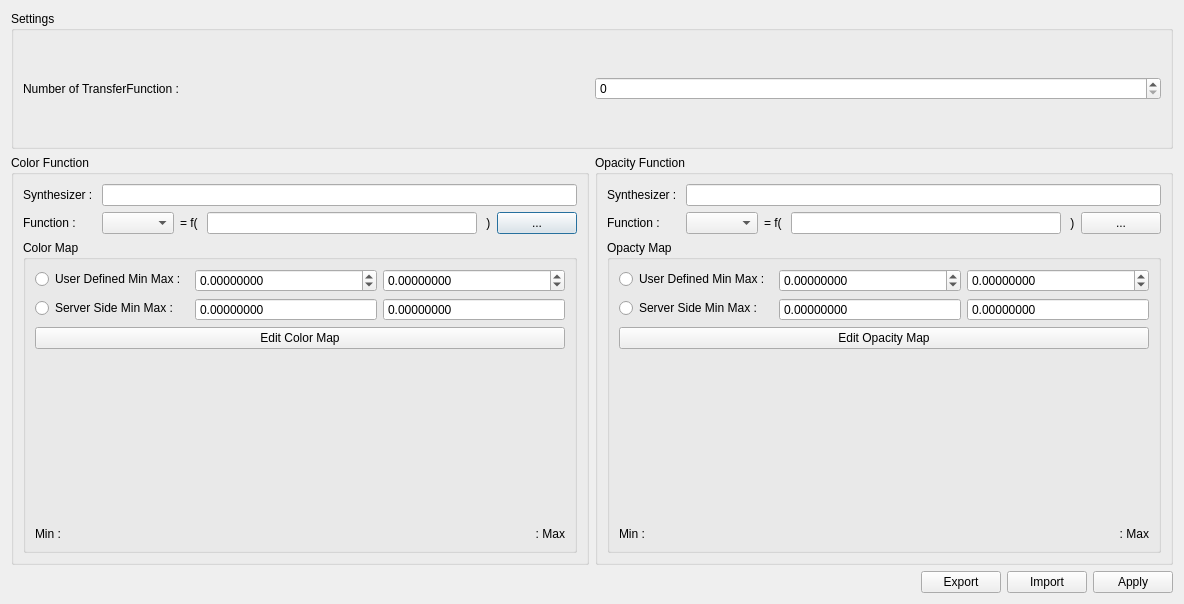
The window that Client/Widgets/TransferFunctionEditor.ui (CCSEPBVR/CS-IS-PBVR) describes before a commit, drawn with Qt 5.
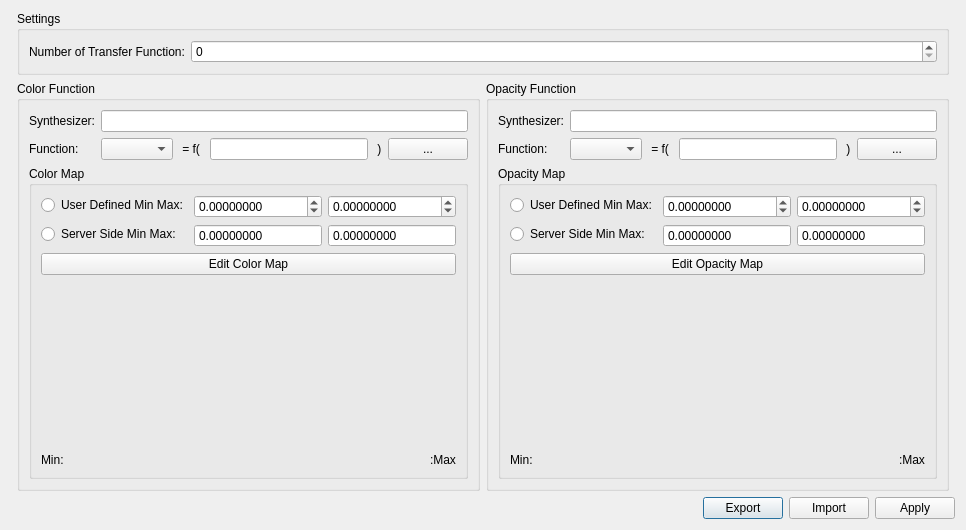
The same window after the commit. Custom widgets are drawn as their Qt base class.

Commit message: - feature: TransferFunctionEditorのリファクタリング  - Client/App/MainWindow.*   - TransferFunctionWIPからTransferFunctionへ変更   - 新たにtransferFunctionUpdateシグナルとonTransferFuctionUpdateスロットを接続   - スロット名をonHogeに統一

Patch:
```diff
--- a/Client/Widgets/TransferFunctionEditor.ui
+++ b/Client/Widgets/TransferFunctionEditor.ui
@@ -6,517 +6,16 @@
    <rect>
     <x>0</x>
     <y>0</y>
-    <width>1184</width>
-    <height>604</height>
+    <width>772</width>
+    <height>474</height>
    </rect>
   </property>
   <property name="windowTitle">
    <string>Transfer Function Editor</string>
   </property>
-  <layout class="QGridLayout" name="gridLayout_5">
-   <item row="1" column="0">
-    <widget class="QGroupBox" name="colorFunctionGroupBox">
-     <property name="title">
-      <string>Color Function</string>
-     </property>
-     <layout class="QGridLayout" name="gridLayout_3">
-      <item row="0" column="0">
-       <layout class="QFormLayout" name="formLayout_2">
-        <property name="fieldGrowthPolicy">
-         <enum>QFormLayout::AllNonFixedFieldsGrow</enum>
-        </property>
-        <property name="labelAlignment">
-         <set>Qt::AlignLeading|Qt::AlignLeft|Qt::AlignVCenter</set>
-        </property>
-        <item row="0" column="0">
-         <widget class="QLabel" name="colorSynthesizerLabel">
-          <property name="text">
-           <string>Synthesizer : </string>
-          </property>
-         </widget>
-        </item>
-        <item row="0" column="1">
-         <widget class="QLineEdit" name="colorSynthesizerLineEdit"/>
-        </item>
-        <item row="1" column="0">
-         <widget class="QLabel" name="colorFunctionLabel">
-          <property name="text">
-           <string>Function : </string>
-          </property>
-         </widget>
-        </item>
-        <item row="1" column="1">
-         <layout class="QHBoxLayout" name="horizontalLayout_4">
-          <item>
-           <widget class="QComboBox" name="colorFunctionComboBox">
-            <property name="minimumSize">
-             <size>
-              <width>70</width>
-              <height>0</height>
-             </size>
-            </property>
-           </widget>
-          </item>
-          <item>
-           <widget class="QLabel" name="colorFunctionLabel_2">
-            <property name="text">
-             <string>= f( </string>
-            </property>
-           </widget>
-          </item>
-          <item>
-           <widget class="QLineEdit" name="colorFunctionVariableLineEdit"/>
-          </item>
-          <item>
-           <widget class="QLabel" name="colorFunctionLabel_3">
-            <property name="text">
-             <string> )</string>
-            </property>
-           </widget>
-          </item>
-          <item>
-           <widget class="QPushButton" name="colorFunctionPushButton">
-            <property name="text">
-             <string>...</string>
-            </property>
-           </widget>
-          </item>
-         </layout>
-        </item>
-       </layout>
-      </item>
-      <item row="1" column="0">
-       <widget class="QGroupBox" name="colorMapGroupBox">
-        <property name="title">
-         <string>Color Map</string>
-        </property>
-        <layout class="QGridLayout" name="gridLayout">
-         <item row="0" column="0">
-          <layout class="QFormLayout" name="formLayout">
-           <property name="fieldGrowthPolicy">
-            <enum>QFormLayout::AllNonFixedFieldsGrow</enum>
-           </property>
-           <property name="labelAlignment">
-            <set>Qt::AlignLeading|Qt::AlignLeft|Qt::AlignVCenter</set>
-           </property>
-           <item row="2" column="0" colspan="2">
-            <widget class="QPushButton" name="editColorMapPushbutton">
-             <property name="text">
-              <string>Edit Color Map</string>
-             </property>
-            </widget>
-           </item>
-           <item row="3" column="0" colspan="2">
-            <widget class="ColorMap" name="colorMapBar" native="true">
-             <property name="minimumSize">
-              <size>
-               <width>0</width>
-               <height>80</height>
-              </size>
-             </property>
-            </widget>
-           </item>
-           <item row="4" column="0" colspan="2">
-            <widget class="Histogram" name="colorHistogram" native="true">
-             <property name="minimumSize">
-              <size>
-               <width>0</width>
-               <height>80</height>
-              </size>
-             </property>
-            </widget>
-           </item>
-           <item row="1" column="0">
-            <widget class="QRadioButton" name="colorServerSideMinMaxRadioButton">
-             <property name="text">
-              <string>Server Side Min Max : </string>
-             </property>
-            </widget>
-           </item>
-           <item row="0" column="0">
-            <widget class="QRadioButton" name="colorUserDefinedMinMaxRadioButton">
-             <property name="text">
-              <string>User Defined Min Max : </string>
-             </property>
-            </widget>
-           </item>
-           <item row="1" column="1">
-            <layout class="QHBoxLayout" name="horizontalLayout_2">
-             <item>
-              <widget class="QDoubleSpinBox" name="colorServerSideMinSpinBox">
-               <property name="readOnly">
-                <bool>true</bool>
-               </property>
-               <property name="buttonSymbols">
-                <enum>QAbstractSpinBox::NoButtons</enum>
-               </property>
-               <property name="decimals">
-                <number>8</number>
-               </property>
-               <property name="minimum">
-                <double>-100000000000000000.000000000000000</double>
-               </property>
-               <property name="maximum">
-                <double>100000000000000000.000000000000000</double>
-               </property>
-               <property name="singleStep">
-                <double>0.100000000000000</double>
-               </property>
-              </widget>
-             </item>
-             <item>
-              <widget class="QDoubleSpinBox" name="colorServerSideMaxSpinBox">
-               <property name="readOnly">
-                <bool>true</bool>
-               </property>
-               <property name="buttonSymbols">
-                <enum>QAbstractSpinBox::NoButtons</enum>
-               </property>
-               <property name="decimals">
-                <number>8</number>
-               </property>
-               <property name="minimum">
-                <double>-100000000000000000.000000000000000</double>
-               </property>
-               <property name="maximum">
-                <double>100000000000000000.000000000000000</double>
-               </property>
-               <property name="singleStep">
-                <double>0.100000000000000</double>
-               </property>
-              </widget>
-             </item>
-            </layout>
-           </item>
-           <item row="0" column="1">
-            <layout class="QHBoxLayout" name="horizontalLayout">
-             <item>
-              <widget class="QDoubleSpinBox" name="colorUserDefinedMinSpinBox">
-               <property name="decimals">
-                <number>8</number>
-               </property>
-               <property name="minimum">
-                <double>-100000000000000000.000000000000000</double>
-               </property>
-               <property name="maximum">
-                <double>100000000000000000.000000000000000</double>
-               </property>
-               <property name="singleStep">
-                <double>0.100000000000000</double>
-               </property>
-              </widget>
-             </item>
-             <item>
-              <widget class="QDoubleSpinBox" name="colorUserDefinedMaxSpinBox">
-               <property name="decimals">
-                <number>8</number>
-               </property>
-               <property name="minimum">
-                <double>-100000000000000000.000000000000000</double>
-               </property>
-               <property name="maximum">
-                <double>100000000000000000.000000000000000</double>
-               </property>
-               <property name="singleStep">
-                <double>0.100000000000000</double>
-               </property>
-              </widget>
-             </item>
-            </layout>
-           </item>
-           <item row="5" column="0" colspan="2">
-            <layout class="QHBoxLayout" name="horizontalLayout_3">
-             <item alignment="">
-              <widget class="QLabel" name="colorMinLabel">
-               <property name="text">
-                <string>Min : </string>
-               </property>
-              </widget>
-             </item>
-             <item alignment="">
-              <widget class="QLabel" name="colorMaxLabel">
-               <property name="text">
-                <string> : Max</string>
-               </property>
-               <property name="alignment">
-                <set>Qt::AlignRight|Qt::AlignTrailing|Qt::AlignVCenter</set>
-               </property>
-              </widget>
-             </item>
-            </layout>
-           </item>
-          </layout>
-         </item>
-        </layout>
-       </widget>
-      </item>
-     </layout>
-    </widget>
-   </item>
-   <item row="1" column="1">
-    <widget class="QGroupBox" name="opacityFunctionGroupBox">
-     <property name="title">
-      <string>Opacity Function</string>
-     </property>
-     <layout class="QGridLayout" name="gridLayout_4">
-      <item row="0" column="0">
-       <layout class="QFormLayout" name="formLayout_3">
-        <property name="fieldGrowthPolicy">
-         <enum>QFormLayout::AllNonFixedFieldsGrow</enum>
-        </property>
-        <property name="labelAlignment">
-         <set>Qt::AlignLeading|Qt::AlignLeft|Qt::AlignVCenter</set>
-        </property>
-        <item row="0" column="0">
-         <widget class="QLabel" name="opacitySynthesizerLabel">
-          <property name="text">
-           <string>Synthesizer : </string>
-          </property>
-         </widget>
-        </item>
-        <item row="0" column="1">
-         <widget class="QLineEdit" name="opacitySynthesizerLineEdit"/>
-        </item>
-        <item row="1" column="0">
-         <widget class="QLabel" name="opacityFunctionLabel">
-          <property name="text">
-           <string>Function : </string>
-          </property>
-         </widget>
-        </item>
-        <item row="1" column="1">
-         <layout class="QHBoxLayout" name="horizontalLayout_5">
-          <item>
-           <widget class="QComboBox" name="opacityFunctionComboBox">
-            <property name="minimumSize">
-             <size>
-              <width>70</width>
-              <height>0</height>
-             </size>
-            </property>
-           </widget>
-          </item>
-          <item>
-           <widget class="QLabel" name="opacityFunctionLabel_2">
-            <property name="text">
-             <string>= f( </string>
-            </property>
-           </widget>
-          </item>
-          <item>
-           <widget class="QLineEdit" name="opacityFunctionVariableLineEdit"/>
-          </item>
-          <item>
-           <widget class="QLabel" name="opacityFunctionLabel_3">
-            <property name="text">
-             <string> )</string>
-            </property>
-           </widget>
-          </item>
-          <item>
-           <widget class="QPushButton" name="opacityFunctionPushButton">
-            <property name="text">
-             <string>...</string>
-            </property>
-           </widget>
-          </item>
-         </layout>
-        </item>
-       </layout>
-      </item>
-      <item row="1" column="0">
-       <widget class="QGroupBox" name="colorMapGroupBox_2">
-        <property name="title">
-         <string>Opacty Map</string>
-        </property>
-        <layout class="QGridLayout" name="gridLayout_2">
-         <item row="0" column="0">
-          <layout class="QFormLayout" name="formLayout_4">
-           <property name="fieldGrowthPolicy">
-            <enum>QFormLayout::AllNonFixedFieldsGrow</enum>
-           </property>
-           <property name="labelAlignment">
-            <set>Qt::AlignLeading|Qt::AlignLeft|Qt::AlignVCenter</set>
-           </property>
-           <item row="2" column="0" colspan="2">
-            <widget class="QPushButton" name="editOpacityMapPushbutton">
-             <property name="text">
-              <string>Edit Opacity Map</string>
-             </property>
-            </widget>
-           </item>
-           <item row="3" column="0" colspan="2">
-            <widget class="OpacityMap" name="opacityMapBar" native="true">
-             <property name="minimumSize">
-              <size>
-               <width>0</width>
-               <height>80</height>
-              </size>
-             </property>
-            </widget>
-           </item>
-           <item row="4" column="0" colspan="2">
-            <widget class="Histogram" name="opacityHistogram" native="true">
-             <property name="minimumSize">
-              <size>
-               <width>0</width>
-               <height>80</height>
-              </size>
-             </property>
-            </widget>
-           </item>
-           <item row="1" column="0">
-            <widget class="QRadioButton" name="opacityServerSideMinMaxRadioButton">
-             <property name="text">
-              <string>Server Side Min Max : </string>
-             </property>
-            </widget>
-           </item>
-           <item row="0" column="0">
-            <widget class="QRadioButton" name="opacityUserDefinedMinMaxRadioButton">
-             <property name="text">
-              <string>User Defined Min Max : </string>
-             </property>
-            </widget>
-           </item>
-           <item row="1" column="1">
-            <layout class="QHBoxLayout" name="horizontalLayout_6">
-             <item>
-              <widget class="QDoubleSpinBox" name="opacityServerSideMinSpinBox">
-               <property name="readOnly">
-                <bool>true</bool>
-               </property>
-               <property name="buttonSymbols">
-                <enum>QAbstractSpinBox::NoButtons</enum>
-               </property>
-               <property name="decimals">
-                <number>8</number>
-               </property>
-               <property name="minimum">
-                <double>-100000000000000000.000000000000000</double>
-               </property>
-               <property name="maximum">
-                <double>100000000000000000.000000000000000</double>
-               </property>
-               <property name="singleStep">
-                <double>0.100000000000000</double>
-               </property>
-              </widget>
-             </item>
-             <item>
-              <widget class="QDoubleSpinBox" name="opacityServerSideMaxSpinBox">
-               <property name="readOnly">
-                <bool>true</bool>
-               </property>
-               <property name="buttonSymbols">
-                <enum>QAbstractSpinBox::NoButtons</enum>
-               </property>
-               <property name="decimals">
-                <number>8</number>
-               </property>
-               <property name="minimum">
-                <double>-100000000000000000.000000000000000</double>
-               </property>
-               <property name="maximum">
-                <double>100000000000000000.000000000000000</double>
-               </property>
-               <property name="singleStep">
-                <double>0.100000000000000</double>
-               </property>
-              </widget>
-             </item>
-            </layout>
-           </item>
-           <item row="0" column="1">
-            <layout class="QHBoxLayout" name="horizontalLayout_7">
-             <item>
-              <widget class="QDoubleSpinBox" name="opacityUserDefinedMinSpinBox">
-               <property name="decimals">
-                <number>8</number>
-               </property>
-               <property name="minimum">
-                <double>-100000000000000000.000000000000000</double>
-               </property>
-               <property name="maximum">
-                <double>100000000000000000.000000000000000</double>
-               </property>
-               <property name="singleStep">
-                <double>0.100000000000000</double>
-               </property>
-              </widget>
-             </item>
-             <item>
-              <widget class="QDoubleSpinBox" name="opacityUserDefinedMaxSpinBox">
-               <property name="decimals">
-                <number>8</number>
-               </property>
-               <property name="minimum">
-                <double>-100000000000000000.000000000000000</double>
-               </property>
-               <property name="maximum">
-                <double>100000000000000000.000000000000000</double>
-               </property>
-               <property name="singleStep">
-                <double>0.100000000000000</double>
-               </property>
-              </widget>
-             </item>
-            </layout>
-           </item>
-           <item row="5" column="0" colspan="2">
-            <layout class="QHBoxLayout" name="horizontalLayout_8">
-             <item alignment="">
-              <widget class="QLabel" name="opacityMinLabel">
-               <property name="text">
-                <string>Min : </string>
-               </property>
-              </widget>
-             </item>
-             <item alignment="">
-              <widget class="QLabel" name="opacityMaxLabel">
-               <property name="text">
-                <string> : Max</string>
-               </property>
-               <property name="alignment">
-                <set>Qt::AlignRight|Qt::AlignTrailing|Qt::AlignVCenter</set>
-               </property>
-              </widget>
-             </item>
-            </layout>
-           </item>
-          </layout>
-         </item>
-        </layout>
-       </widget>
-      </item>
-     </layout>
-    </widget>
-   </item>
-   <item row="0" column="0" colspan="2">
-    <widget class="QGroupBox" name="groupBox_5">
-     <property name="title">
-      <string>Settings</string>
-     </property>
-     <layout class="QGridLayout" name="gridLayout_6">
-      <item row="0" column="0">
-       <layout class="QHBoxLayout" name="horizontalLayout_14">
-        <item>
-         <widget class="QLabel" name="numberOfTransferFunctionLabel">
-          <property name="text">
-           <string>Number of TransferFunction : </string>
-          </property>
-         </widget>
-        </item>
-        <item>
-         <widget class="QSpinBox" name="numberOfTransferFunctionLabelSpinBox"/>
-        </item>
-       </layout>
-      </item>
-     </layout>
-    </widget>
-   </item>
-   <item row="2" column="0" colspan="2">
-    <layout class="QHBoxLayout" name="horizontalLayout_13">
+  <layout class="QGridLayout" name="gridLayout">
+   <item row="2" column="0" colspan="4">
+    <layout class="QHBoxLayout" name="horizontalLayout">
      <item>
       <spacer name="horizontalSpacer">
        <property name="orientation">
@@ -553,6 +52,472 @@
      </item>
     </layout>
    </item>
+   <item row="1" column="1">
+    <widget class="QGroupBox" name="groupBox_2">
+     <property name="sizePolicy">
+      <sizepolicy hsizetype="Preferred" vsizetype="Preferred">
+       <horstretch>0</horstretch>
+       <verstretch>0</verstretch>
+      </sizepolicy>
+     </property>
+     <property name="title">
+      <string>Color Function</string>
+     </property>
+     <layout class="QGridLayout" name="gridLayout_4">
+      <item row="1" column="4">
+       <widget class="QLineEdit" name="colorFunctionVariableLineEdit"/>
+      </item>
+      <item row="0" column="0" colspan="2">
+       <widget class="QLabel" name="colorSynthesizerLabel">
+        <property name="text">
+         <string>Synthesizer:</string>
+        </property>
+       </widget>
+      </item>
+      <item row="1" column="5">
+       <widget class="QLabel" name="label_4">
+        <property name="text">
+         <string> )</string>
+        </property>
+       </widget>
+      </item>
+      <item row="0" column="2" colspan="5">
+       <widget class="QLineEdit" name="colorSynthesizerLineEdit"/>
+      </item>
+      <item row="1" column="2">
+       <widget class="QComboBox" name="colorFunctionComboBox"/>
+      </item>
+      <item row="1" column="6">
+       <widget class="QPushButton" name="colorFunctionVariableEditorPushButton">
+        <property name="sizePolicy">
+         <sizepolicy hsizetype="Minimum" vsizetype="Fixed">
+          <horstretch>0</horstretch>
+          <verstretch>0</verstretch>
+         </sizepolicy>
+        </property>
+        <property name="text">
+         <string>...</string>
+        </property>
+       </widget>
+      </item>
+      <item row="1" column="0" colspan="2">
+       <widget class="QLabel" name="colorLabelFunction">
+        <property name="text">
+         <string>Function:</string>
+        </property>
+       </widget>
+      </item>
+      <item row="1" column="3">
+       <widget class="QLabel" name="label_3">
+        <property name="text">
+         <string> = f( </string>
+        </property>
+       </widget>
+      </item>
+      <item row="2" column="0" colspan="7">
+       <widget class="QGroupBox" name="colorMapGroupBox">
+        <property name="sizePolicy">
+         <sizepolicy hsizetype="Preferred" vsizetype="Preferred">
+          <horstretch>0</horstretch>
+          <verstretch>0</verstretch>
+         </sizepolicy>
+        </property>
+        <property name="title">
+         <string>Color Map</string>
+        </property>
+        <layout class="QGridLayout" name="gridLayout_3">
+         <item row="4" column="0" alignment="Qt::AlignLeft">
+          <widget class="QLabel" name="colorMinLabel">
+           <property name="text">
+            <string>Min:</string>
+           </property>
+          </widget>
+         </item>
+         <item row="4" column="1" alignment="Qt::AlignRight">
+          <widget class="QLabel" name="colorMaxLabel">
+           <property name="text">
+            <string>:Max</string>
+           </property>
+          </widget>
+         </item>
+         <item row="3" column="0" colspan="2">
+          <widget class="Histogram" name="colorHistogram" native="true">
+           <property name="minimumSize">
+            <size>
+             <width>0</width>
+             <height>80</height>
+            </size>
+           </property>
+          </widget>
+         </item>
+         <item row="2" column="0" colspan="2">
+          <widget class="ColorMap" name="colorMap" native="true">
+           <property name="minimumSize">
+            <size>
+             <width>0</width>
+             <height>80</height>
+            </size>
+           </property>
+          </widget>
+         </item>
+         <item row="1" column="0" colspan="2">
+          <widget class="QPushButton" name="colorMapEditPushButton">
+           <property name="text">
+            <string>Edit Color Map</string>
+           </property>
+          </widget>
+         </item>
+         <item row="0" column="0" colspan="2">
+          <layout class="QFormLayout" name="formLayout">
+           <item row="0" column="0">
+            <widget class="QRadioButton" name="colorUserDefinedMinMaxRadioButton">
+             <property name="text">
+              <string>User Defined Min Max:</string>
+             </property>
+            </widget>
+           </item>
+           <item row="0" column="1">
+            <layout class="QHBoxLayout" name="horizontalLayout_2">
+             <item>
+              <widget class="QDoubleSpinBox" name="colorUserDefinedMinDoubleSpinBox">
+               <property name="decimals">
+                <number>8</number>
+               </property>
+               <property name="minimum">
+                <double>-100000000000000000.000000000000000</double>
+               </property>
+               <property name="maximum">
+                <double>100000000000000000.000000000000000</double>
+               </property>
+               <property name="singleStep">
+                <double>0.100000000000000</double>
+               </property>
+              </widget>
+             </item>
+             <item>
+              <widget class="QDoubleSpinBox" name="colorUserDefinedMaxDoubleSpinBox">
+               <property name="decimals">
+                <number>8</number>
+               </property>
+               <property name="minimum">
+                <double>-100000000000000000.000000000000000</double>
+               </property>
+               <property name="maximum">
+                <double>100000000000000000.000000000000000</double>
+               </property>
+               <property name="singleStep">
+                <double>0.100000000000000</double>
+               </property>
+              </widget>
+             </item>
+            </layout>
+           </item>
+           <item row="1" column="0">
+            <widget class="QRadioButton" name="colorServerSideMinMaxRadioButton">
+             <property name="text">
+              <string>Server Side Min Max:</string>
+             </property>
+            </widget>
+           </item>
+           <item row="1" column="1">
+            <layout class="QHBoxLayout" name="horizontalLayout_3">
+             <item>
+              <widget class="QDoubleSpinBox" name="colorServerSideMinDoubleSpinBox">
+               <property name="buttonSymbols">
+                <enum>QAbstractSpinBox::NoButtons</enum>
+               </property>
+               <property name="decimals">
+                <number>8</number>
+               </property>
+               <property name="minimum">
+                <double>-100000000000000000.000000000000000</double>
+               </property>
+               <property name="maximum">
+                <double>100000000000000000.000000000000000</double>
+               </property>
+               <property name="singleStep">
+                <double>0.100000000000000</double>
+               </property>
+              </widget>
+             </item>
+             <item>
+              <widget class="QDoubleSpinBox" name="colorServerSideMaxDoubleSpinBox">
+               <property name="buttonSymbols">
+                <enum>QAbstractSpinBox::NoButtons</enum>
+               </property>
+               <property name="decimals">
+                <number>8</number>
+               </property>
+               <property name="minimum">
+                <double>-100000000000000000.000000000000000</double>
+               </property>
+               <property name="maximum">
+                <double>100000000000000000.000000000000000</double>
+               </property>
+               <property name="singleStep">
+                <double>0.100000000000000</double>
+               </property>
+              </widget>
+             </item>
+            </layout>
+           </item>
+          </layout>
+         </item>
+        </layout>
+       </widget>
+      </item>
+     </layout>
+    </widget>
+   </item>
+   <item row="1" column="2">
+    <widget class="QGroupBox" name="groupBox_4">
+     <property name="sizePolicy">
+      <sizepolicy hsizetype="Preferred" vsizetype="Preferred">
+       <horstretch>0</horstretch>
+       <verstretch>0</verstretch>
+      </sizepolicy>
+     </property>
+     <property name="title">
+      <string>Opacity Function</string>
+     </property>
+     <layout class="QGridLayout" name="gridLayout_5">
+      <item row="1" column="4">
+       <widget class="QLineEdit" name="opacityFunctionVariableLineEdit"/>
+      </item>
+      <item row="0" column="0" colspan="2">
+       <widget class="QLabel" name="opacitySynthesizerLabel">
+        <property name="text">
+         <string>Synthesizer:</string>
+        </property>
+       </widget>
+      </item>
+      <item row="1" column="5">
+       <widget class="QLabel" name="label_5">
+        <property name="text">
+         <string> )</string>
+        </property>
+       </widget>
+      </item>
+      <item row="0" column="2" colspan="5">
+       <widget class="QLineEdit" name="opacitySynthesizerLineEdit"/>
+      </item>
+      <item row="1" column="2">
+       <widget class="QComboBox" name="opacityFunctionComboBox"/>
+      </item>
+      <item row="1" column="6">
+       <widget class="QPushButton" name="opacityFunctionVariableEditorPushButton">
+        <property name="sizePolicy">
+         <sizepolicy hsizetype="Minimum" vsizetype="Fixed">
+          <horstretch>0</horstretch>
+          <verstretch>0</verstretch>
+         </sizepolicy>
+        </property>
+        <property name="text">
+         <string>...</string>
+        </property>
+       </widget>
+      </item>
+      <item row="1" column="0" colspan="2">
+       <widget class="QLabel" name="opacityLabelFunction">
+        <property name="text">
+         <string>Function:</string>
+        </property>
+       </widget>
+      </item>
+      <item row="1" column="3">
+       <widget class="QLabel" name="label_6">
+        <property name="text">
+         <string> = f( </string>
+        </property>
+       </widget>
+      </item>
+      <item row="2" column="0" colspan="7">
+       <widget class="QGroupBox" name="opacityMapGroupBox">
+        <property name="sizePolicy">
+         <sizepolicy hsizetype="Preferred" vsizetype="Preferred">
+          <horstretch>0</horstretch>
+          <verstretch>0</verstretch>
+         </sizepolicy>
+        </property>
+        <property name="title">
+         <string>Opacity Map</string>
+        </property>
+        <layout class="QGridLayout" name="gridLayout_6">
+         <item row="4" column="0" alignment="Qt::AlignLeft">
+          <widget class="QLabel" name="opacityMinLabel">
+           <property name="text">
+            <string>Min:</string>
+           </property>
+          </widget>
+         </item>
+         <item row="4" column="1" alignment="Qt::AlignRight">
+          <widget class="QLabel" name="opacityMaxLabel">
+           <property name="text">
+            <string>:Max</string>
+           </property>
+          </widget>
+         </item>
+         <item row="3" column="0" colspan="2">
+          <widget class="Histogram" name="opacityHistogram" native="true">
+           <property name="minimumSize">
+            <size>
+             <width>0</width>
+             <height>80</height>
+            </size>
+           </property>
+          </widget>
+         </item>
+         <item row="2" column="0" colspan="2">
+          <widget class="OpacityMap" name="opacityMap" native="true">
+           <property name="minimumSize">
+            <size>
+             <width>0</width>
+             <height>80</height>
+            </size>
+           </property>
+          </widget>
+         </item>
+         <item row="1" column="0" colspan="2">
+          <widget class="QPushButton" name="opacityMapEditPushButton">
+           <property name="text">
+            <string>Edit Opacity Map</string>
+           </property>
+          </widget>
+         </item>
+         <item row="0" column="0" colspan="2">
+          <layout class="QFormLayout" name="formLayout_2">
+           <item row="0" column="0">
+            <widget class="QRadioButton" name="opacityUserDefinedMinMaxRadioButton">
+             <property name="text">
+              <string>User Defined Min Max:</string>
+             </property>
+            </widget>
+           </item>
+           <item row="0" column="1">
+            <layout class="QHBoxLayout" name="horizontalLayout_4">
+             <item>
+              <widget class="QDoubleSpinBox" name="opacityUserDefinedMinDoubleSpinBox">
+               <property name="decimals">
+                <number>8</number>
+               </property>
+               <property name="minimum">
+                <double>-100000000000000000.000000000000000</double>
+               </property>
+               <property name="maximum">
+                <double>100000000000000000.000000000000000</double>
+               </property>
+               <property name="singleStep">
+                <double>0.100000000000000</double>
+               </property>
+              </widget>
+             </item>
+             <item>
+              <widget class="QDoubleSpinBox" name="opacityUserDefinedMaxDoubleSpinBox">
+               <property name="decimals">
+                <number>8</number>
+               </property>
+               <property name="minimum">
+                <double>-100000000000000000.000000000000000</double>
+               </property>
+               <property name="maximum">
+                <double>100000000000000000.000000000000000</double>
+               </property>
+               <property name="singleStep">
+                <double>0.100000000000000</double>
+               </property>
+              </widget>
+             </item>
+            </layout>
+           </item>
+           <item row="1" column="0">
+            <widget class="QRadioButton" name="opacityServerSideMinMaxRadioButton">
+             <property name="text">
+              <string>Server Side Min Max:</string>
+             </property>
+            </widget>
+           </item>
+           <item row="1" column="1">
+            <layout class="QHBoxLayout" name="horizontalLayout_5">
+             <item>
+              <widget class="QDoubleSpinBox" name="opacityServerSideMinDoubleSpinBox">
+               <property name="buttonSymbols">
+                <enum>QAbstractSpinBox::NoButtons</enum>
+               </property>
+               <property name="decimals">
+                <number>8</number>
+               </property>
+               <property name="minimum">
+                <double>-100000000000000000.000000000000000</double>
+               </property>
+               <property name="maximum">
+                <double>100000000000000000.000000000000000</double>
+               </property>
+               <property name="singleStep">
+                <double>0.100000000000000</double>
+               </property>
+              </widget>
+             </item>
+             <item>
+              <widget class="QDoubleSpinBox" name="opacityServerSideMaxDoubleSpinBox">
+               <property name="readOnly">
+                <bool>true</bool>
+               </property>
+               <property name="buttonSymbols">
+                <enum>QAbstractSpinBox::NoButtons</enum>
+               </property>
+               <property name="decimals">
+                <number>8</number>
+               </property>
+               <property name="minimum">
+                <double>-100000000000000000.000000000000000</double>
+               </property>
+               <property name="maximum">
+                <double>100000000000000000.000000000000000</double>
+               </property>
+               <property name="singleStep">
+                <double>0.100000000000000</double>
+               </property>
+              </widget>
+             </item>
+            </layout>
+           </item>
+          </layout>
+         </item>
+        </layout>
+       </widget>
+      </item>
+     </layout>
+    </widget>
+   </item>
+   <item row="0" column="1" colspan="2">
+    <widget class="QGroupBox" name="groupBox">
+     <property name="sizePolicy">
+      <sizepolicy hsizetype="Preferred" vsizetype="Preferred">
+       <horstretch>0</horstretch>
+       <verstretch>0</verstretch>
+      </sizepolicy>
+     </property>
+     <property name="title">
+      <string>Settings</string>
+     </property>
+     <layout class="QGridLayout" name="gridLayout_2">
+      <item row="1" column="0">
+       <layout class="QFormLayout" name="formLayout_3">
+        <item row="0" column="0">
+         <widget class="QLabel" name="numberOfTransferFunctionlabel">
+          <property name="text">
+           <string>Number of Transfer Function:</string>
+          </property>
+         </widget>
+        </item>
+        <item row="0" column="1">
+         <widget class="QSpinBox" name="numberOfTransferFunctionSpinBox"/>
+        </item>
+       </layout>
+      </item>
+     </layout>
+    </widget>
+   </item>
   </layout>
  </widget>
  <customwidgets>
```
Left out of the diff: 2 changed lines with no effect on the pictures. The commit also changes 13 other files.
